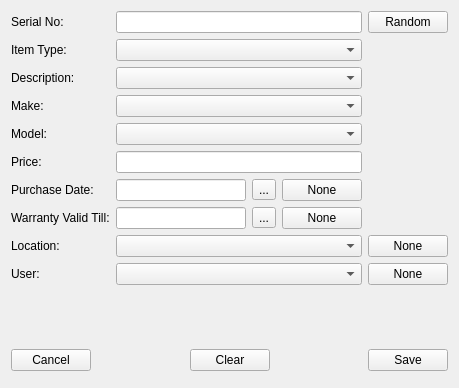
Above: GUI/uiFiles/Add.ui from aumanimationstudios/Grantha before the change. Below: the same form after it.
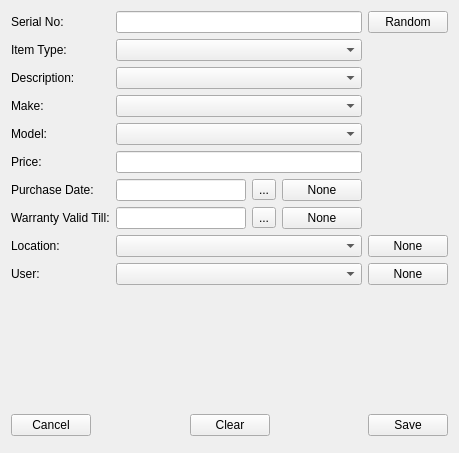
That is the form after the change. Icons and pictures are not drawn.

```diff
--- a/GUI/uiFiles/Add.ui
+++ b/GUI/uiFiles/Add.ui
@@ -7,12 +7,1220 @@
     <x>0</x>
     <y>0</y>
     <width>459</width>
-    <height>388</height>
+    <height>453</height>
    </rect>
   </property>
   <property name="windowTitle">
    <string>Form</string>
   </property>
+  <property name="styleSheet">
+   <string notr="true">QToolTip {
+    border: 1px solid #76797C;
+    background-color: #5A7566;
+    color: white;
+    padding: 0px;
+    opacity: 200;
+}
+
+QWidget {
+    color: #eff0f1;
+    background-color: #31363b;
+    selection-background-color: #3daee9;
+    selection-color: #eff0f1;
+    background-clip: border;
+    border-image: none;
+    border: 0px transparent black;
+    outline: 0;
+}
+
+QWidget:item:hover {
+    background-color: #18465d;
+    color: #eff0f1;
+}
+
+QWidget:item:selected {
+    background-color: #18465d;
+}
+
+QCheckBox {
+    spacing: 5px;
+    outline: none;
+    color: #eff0f1;
+    margin-bottom: 2px;
+}
+
+QCheckBox:disabled {
+    color: #76797C;
+}
+
+QCheckBox::indicator,
+QGroupBox::indicator {
+    width: 18px;
+    height: 18px;
+}
+
+QGroupBox::indicator {
+    margin-left: 2px;
+}
+
+QCheckBox::indicator:unchecked,
+QGroupBox::indicator:unchecked {
+    image: url(:/qss_icons/rc/checkbox_unchecked.png);
+}
+
+QCheckBox::indicator:unchecked:hover,
+QCheckBox::indicator:unchecked:focus,
+QCheckBox::indicator:unchecked:pressed,
+QGroupBox::indicator:unchecked:hover,
+QGroupBox::indicator:unchecked:focus,
+QGroupBox::indicator:unchecked:pressed {
+    border: none;
+    image: url(:/qss_icons/rc/checkbox_unchecked_focus.png);
+}
+
+QCheckBox::indicator:checked,
+QGroupBox::indicator:checked {
+    image: url(:/qss_icons/rc/checkbox_checked.png);
+}
+
+QCheckBox::indicator:checked:hover,
+QCheckBox::indicator:checked:focus,
+QCheckBox::indicator:checked:pressed,
+QGroupBox::indicator:checked:hover,
+QGroupBox::indicator:checked:focus,
+QGroupBox::indicator:checked:pressed {
+    border: none;
+    image: url(:/qss_icons/rc/checkbox_checked_focus.png);
+}
+
+QCheckBox::indicator:indeterminate {
+    image: url(:/qss_icons/rc/checkbox_indeterminate.png);
+}
+
+QCheckBox::indicator:indeterminate:focus,
+QCheckBox::indicator:indeterminate:hover,
+QCheckBox::indicator:indeterminate:pressed {
+    image: url(:/qss_icons/rc/checkbox_indeterminate_focus.png);
+}
+
+QCheckBox::indicator:checked:disabled,
+QGroupBox::indicator:checked:disabled {
+    image: url(:/qss_icons/rc/checkbox_checked_disabled.png);
+}
+
+QCheckBox::indicator:unchecked:disabled,
+QGroupBox::indicator:unchecked:disabled {
+    image: url(:/qss_icons/rc/checkbox_unchecked_disabled.png);
+}
+
+QRadioButton {
+    color:                  white;
+}
+
+QRadioButton::indicator {
+    width:                  10px;
+    height:                 10px;
+    border-radius:          7px;
+}
+
+QRadioButton::indicator:checked {
+    background-color:       red;
+    border:                 2px solid white;
+}
+
+QRadioButton::indicator:unchecked {
+    background-color:       black;
+    border:                 2px solid white;
+}
+
+QMenuBar {
+    background-color: #31363b;
+    color: #eff0f1;
+}
+
+QMenuBar::item {
+    background: transparent;
+}
+
+QMenuBar::item:selected {
+    background: transparent;
+    border: 1px solid #76797C;
+}
+
+QMenuBar::item:pressed {
+    border: 1px solid #76797C;
+    background-color: #3daee9;
+    color: #eff0f1;
+    margin-bottom: -1px;
+    padding-bottom: 1px;
+}
+
+QMenu {
+    border: 1px solid #76797C;
+    color: #eff0f1;
+    margin: 2px;
+}
+
+QMenu::icon {
+    margin: 5px;
+}
+
+QMenu::item {
+    padding: 5px 30px 5px 30px;
+    border: 1px solid transparent;
+    /* reserve space for selection border */
+}
+
+QMenu::item:selected {
+    color: #eff0f1;
+}
+
+QMenu::separator {
+    height: 2px;
+    background: lightblue;
+    margin-left: 10px;
+    margin-right: 5px;
+}
+
+QMenu::indicator {
+    width: 18px;
+    height: 18px;
+}
+
+
+/* non-exclusive indicator = check box style indicator
+   (see QActionGroup::setExclusive) */
+
+QMenu::indicator:non-exclusive:unchecked {
+    image: url(:/qss_icons/rc/checkbox_unchecked.png);
+}
+
+QMenu::indicator:non-exclusive:unchecked:selected {
+    image: url(:/qss_icons/rc/checkbox_unchecked_disabled.png);
+}
+
+QMenu::indicator:non-exclusive:checked {
+    image: url(:/qss_icons/rc/checkbox_checked.png);
+}
+
+QMenu::indicator:non-exclusive:checked:selected {
+    image: url(:/qss_icons/rc/checkbox_checked_disabled.png);
+}
+
+
+/* exclusive indicator = radio button style indicator (see QActionGroup::setExclusive) */
+
+QMenu::indicator:exclusive:unchecked {
+    image: url(:/qss_icons/rc/radio_unchecked.png);
+}
+
+QMenu::indicator:exclusive:unchecked:selected {
+    image: url(:/qss_icons/rc/radio_unchecked_disabled.png);
+}
+
+QMenu::indicator:exclusive:checked {
+    image: url(:/qss_icons/rc/radio_checked.png);
+}
+
+QMenu::indicator:exclusive:checked:selected {
+    image: url(:/qss_icons/rc/radio_checked_disabled.png);
+}
+
+QMenu::right-arrow {
+    margin: 5px;
+    image: url(:/qss_icons/rc/right_arrow.png)
+}
+
+QWidget:disabled {
+    color: #454545;
+    background-color: #31363b;
+}
+
+QAbstractItemView {
+    alternate-background-color: #31363b;
+    color: #eff0f1;
+    border: 1px solid #3A3939;
+    border-radius: 2px;
+}
+
+QWidget:focus,
+QMenuBar:focus {
+    border: 1px solid #3daee9;
+}
+
+QTabWidget:focus,
+QCheckBox:focus,
+QRadioButton:focus,
+QSlider:focus {
+    border: none;
+}
+
+QLineEdit {
+    background-color: #232629;
+    padding: 5px;
+    border-style: solid;
+    border: 1px solid #76797C;
+    border-radius: 2px;
+    color: #eff0f1;
+}
+
+QAbstractItemView QLineEdit {
+    padding: 0;
+}
+
+QGroupBox {
+    border: 1px solid #76797C;
+    border-radius: 2px;
+    margin-top: 20px;
+}
+
+QGroupBox::title {
+    subcontrol-origin: margin;
+    subcontrol-position: top center;
+    padding-left: 10px;
+    padding-right: 10px;
+    padding-top: 10px;
+}
+
+QAbstractScrollArea {
+    border-radius: 2px;
+    border: 1px solid #76797C;
+    background-color: transparent;
+}
+
+QScrollBar:horizontal {
+    height: 15px;
+    margin: 3px 15px 3px 15px;
+    border: 1px transparent #2A2929;
+    border-radius: 4px;
+    background-color: #2A2929;
+}
+
+QScrollBar::handle:horizontal {
+    background-color: #605F5F;
+    min-width: 5px;
+    border-radius: 4px;
+}
+
+QScrollBar::add-line:horizontal {
+    margin: 0px 3px 0px 3px;
+    border-image: url(:/qss_icons/rc/right_arrow_disabled.png);
+    width: 10px;
+    height: 10px;
+    subcontrol-position: right;
+    subcontrol-origin: margin;
+}
+
+QScrollBar::sub-line:horizontal {
+    margin: 0px 3px 0px 3px;
+    border-image: url(:/qss_icons/rc/left_arrow_disabled.png);
+    height: 10px;
+    width: 10px;
+    subcontrol-position: left;
+    subcontrol-origin: margin;
+}
+
+QScrollBar::add-line:horizontal:hover,
+QScrollBar::add-line:horizontal:on {
+    border-image: url(:/qss_icons/rc/right_arrow.png);
+    height: 10px;
+    width: 10px;
+    subcontrol-position: right;
+    subcontrol-origin: margin;
+}
+
+QScrollBar::sub-line:horizontal:hover,
+QScrollBar::sub-line:horizontal:on {
+    border-image: url(:/qss_icons/rc/left_arrow.png);
+    height: 10px;
+    width: 10px;
+    subcontrol-position: left;
+    subcontrol-origin: margin;
+}
+
+QScrollBar::up-arrow:horizontal,
+QScrollBar::down-arrow:horizontal {
+    background: none;
+}
+
+QScrollBar::add-page:horizontal,
+QScrollBar::sub-page:horizontal {
+    background: none;
+}
+
+QScrollBar:vertical {
+    background-color: #2A2929;
+    width: 15px;
+    margin: 15px 3px 15px 3px;
+    border: 1px transparent #2A2929;
+    border-radius: 4px;
+}
+
+QScrollBar::handle:vertical {
+    background-color: #605F5F;
+    min-height: 5px;
+    border-radius: 4px;
+}
+
+QScrollBar::sub-line:vertical {
+    margin: 3px 0px 3px 0px;
+    border-image: url(:/qss_icons/rc/up_arrow_disabled.png);
+    height: 10px;
+    width: 10px;
+    subcontrol-position: top;
+    subcontrol-origin: margin;
+}
+
+QScrollBar::add-line:vertical {
+    margin: 3px 0px 3px 0px;
+    border-image: url(:/qss_icons/rc/down_arrow_disabled.png);
+    height: 10px;
+    width: 10px;
+    subcontrol-position: bottom;
+    subcontrol-origin: margin;
+}
+
+QScrollBar::sub-line:vertical:hover,
+QScrollBar::sub-line:vertical:on {
+    border-image: url(:/qss_icons/rc/up_arrow.png);
+    height: 10px;
+    width: 10px;
+    subcontrol-position: top;
+    subcontrol-origin: margin;
+}
+
+QScrollBar::add-line:vertical:hover,
+QScrollBar::add-line:vertical:on {
+    border-image: url(:/qss_icons/rc/down_arrow.png);
+    height: 10px;
+    width: 10px;
+    subcontrol-position: bottom;
+    subcontrol-origin: margin;
+}
+
+QScrollBar::up-arrow:vertical,
+QScrollBar::down-arrow:vertical {
+    background: none;
+}
+
+QScrollBar::add-page:vertical,
+QScrollBar::sub-page:vertical {
+    background: none;
+}
+
+QTextEdit {
+    background-color: #232629;
+    color: #eff0f1;
+    border: 1px solid #76797C;
+}
+
+QPlainTextEdit {
+    background-color: #232629;
+    ;
+    color: #eff0f1;
+    border-radius: 2px;
+    border: 1px solid #76797C;
+}
+
+QHeaderView::section {
+    background-color: #76797C;
+    color: #eff0f1;
+    padding: 5px;
+    border: 1px solid #76797C;
+}
+
+QSizeGrip {
+    image: url(:/qss_icons/rc/sizegrip.png);
+    width: 12px;
+    height: 12px;
+}
+
+QMainWindow::separator {
+    background-color: #31363b;
+    color: white;
+    padding-left: 4px;
+    spacing: 2px;
+    border: 1px dashed #76797C;
+}
+
+QMainWindow::separator:hover {
+    background-color: #787876;
+    color: white;
+    padding-left: 4px;
+    border: 1px solid #76797C;
+    spacing: 2px;
+}
+
+QMenu::separator {
+    height: 1px;
+    background-color: #76797C;
+    color: white;
+    padding-left: 4px;
+    margin-left: 10px;
+    margin-right: 5px;
+}
+
+QFrame {
+    border-radius: 2px;
+    border: 1px solid #76797C;
+}
+
+QFrame[frameShape=&quot;0&quot;] {
+    border-radius: 2px;
+    border: 1px transparent #76797C;
+}
+
+QStackedWidget {
+    border: 1px transparent black;
+}
+
+QToolBar {
+    border: 1px transparent #393838;
+    background: 1px solid #31363b;
+    font-weight: bold;
+}
+
+QToolBar::handle:horizontal {
+    image: url(:/qss_icons/rc/Hmovetoolbar.png);
+}
+
+QToolBar::handle:vertical {
+    image: url(:/qss_icons/rc/Vmovetoolbar.png);
+}
+
+QToolBar::separator:horizontal {
+    image: url(:/qss_icons/rc/Hsepartoolbar.png);
+}
+
+QToolBar::separator:vertical {
+    image: url(:/qss_icons/rc/Vsepartoolbar.png);
+}
+
+QToolButton#qt_toolbar_ext_button {
+    background: #58595a
+}
+
+QPushButton {
+    color: #eff0f1;
+    background-color: #31363b;
+    border-width: 1px;
+    border-color: #76797C;
+    border-style: solid;
+    padding: 5px;
+    border-radius: 2px;
+    outline: none;
+}
+
+QPushButton:disabled {
+    background-color: #31363b;
+    border-width: 1px;
+    border-color: #454545;
+    border-style: solid;
+    padding-top: 5px;
+    padding-bottom: 5px;
+    padding-left: 10px;
+    padding-right: 10px;
+    border-radius: 2px;
+    color: #454545;
+}
+
+QPushButton:focus {
+    background-color: #3daee9;
+    color: white;
+}
+
+QPushButton:pressed {
+    background-color: #3daee9;
+    padding-top: -15px;
+    padding-bottom: -17px;
+}
+
+QComboBox {
+    selection-background-color: #3daee9;
+    border-style: solid;
+    border: 1px solid #76797C;
+    border-radius: 2px;
+    padding: 5px;
+    min-width: 75px;
+}
+
+QPushButton:checked {
+    background-color: #76797C;
+    border-color: #6A6969;
+}
+
+QComboBox:hover,
+QPushButton:hover,
+QAbstractSpinBox:hover,
+QLineEdit:hover,
+QTextEdit:hover,
+QPlainTextEdit:hover,
+QAbstractView:hover,
+QTreeView:hover {
+    border: 1px solid #3daee9;
+    color: #eff0f1;
+}
+
+QComboBox:on {
+    padding-top: 3px;
+    padding-left: 4px;
+    selection-background-color: #4a4a4a;
+}
+
+QComboBox QAbstractItemView {
+    background-color: #232629;
+    border-radius: 2px;
+    border: 1px solid #76797C;
+    selection-background-color: #18465d;
+}
+
+QComboBox::drop-down {
+    subcontrol-origin: padding;
+    subcontrol-position: top right;
+    width: 15px;
+    border-left-width: 0px;
+    border-left-color: darkgray;
+    border-left-style: solid;
+    border-top-right-radius: 3px;
+    border-bottom-right-radius: 3px;
+}
+
+QComboBox::down-arrow {
+    image: url(/usr/share/icons/Adwaita/16x16/actions/go-down-symbolic.symbolic.png);
+}
+
+QComboBox::down-arrow:on {
+	top: 1px;
+    left: 1px;
+}
+
+QAbstractSpinBox {
+    padding: 5px;
+    border: 1px solid #76797C;
+    color: #eff0f1;
+    border-radius: 2px;
+    min-width: 75px;
+}
+
+QAbstractSpinBox::up-arrow,
+QAbstractSpinBox::up-arrow:disabled,
+QAbstractSpinBox::up-arrow:off {
+    image: url(/usr/share/icons/Adwaita/16x16/actions/go-up-symbolic.symbolic.png);
+    width: 10px;
+    height: 10px;
+}
+
+QAbstractSpinBox::up-arrow:hover {
+    image: url(:/qss_icons/rc/up_arrow.png);
+}
+
+QAbstractSpinBox::down-arrow,
+QAbstractSpinBox::down-arrow:disabled,
+QAbstractSpinBox::down-arrow:off {
+    image: url(/usr/share/icons/Adwaita/16x16/actions/go-down-symbolic.symbolic.png);
+    width: 10px;
+    height: 10px;
+}
+
+QAbstractSpinBox::down-arrow:hover {
+    image: url(:/qss_icons/rc/down_arrow.png);
+}
+
+QLabel {
+    border: 0px solid black;
+}
+
+QTabWidget {
+    border: 0px transparent black;
+}
+
+QTabWidget::pane {
+    border: 1px solid #76797C;
+    padding: 5px;
+    margin: 0px;
+}
+
+QTabWidget::tab-bar {
+    /* left: 5px; move to the right by 5px */
+}
+
+QTabBar {
+    qproperty-drawBase: 0;
+    border-radius: 3px;
+}
+
+QTabBar:focus {
+    border: 0px transparent black;
+}
+
+QTabBar::close-button {
+    image: url(:/qss_icons/rc/close.png);
+    background: transparent;
+}
+
+QTabBar::close-button:hover {
+    image: url(:/qss_icons/rc/close-hover.png);
+    background: transparent;
+}
+
+QTabBar::close-button:pressed {
+    image: url(:/qss_icons/rc/close-pressed.png);
+    background: transparent;
+}
+
+
+/* TOP TABS */
+
+QTabBar::tab:top {
+    color: #eff0f1;
+    border: 1px solid #76797C;
+    border-bottom: 1px transparent black;
+    background-color: #31363b;
+    padding: 5px;
+    min-width: 50px;
+    border-top-left-radius: 2px;
+    border-top-right-radius: 2px;
+}
+
+QTabBar::tab:top:selected {
+    color: #eff0f1;
+    background-color: #54575B;
+    border: 1px solid #76797C;
+    border-bottom: 2px solid #3daee9;
+    border-top-left-radius: 2px;
+    border-top-right-radius: 2px;
+}
+
+QTabBar::tab:top:!selected:hover {
+    background-color: #3daee9;
+}
+
+
+/* BOTTOM TABS */
+
+QTabBar::tab:bottom {
+    color: #eff0f1;
+    border: 1px solid #76797C;
+    border-top: 1px transparent black;
+    background-color: #31363b;
+    padding: 5px;
+    border-bottom-left-radius: 2px;
+    border-bottom-right-radius: 2px;
+    min-width: 50px;
+}
+
+QTabBar::tab:bottom:selected {
+    color: #eff0f1;
+    background-color: #54575B;
+    border: 1px solid #76797C;
+    border-top: 2px solid #3daee9;
+    border-bottom-left-radius: 2px;
+    border-bottom-right-radius: 2px;
+}
+
+QTabBar::tab:bottom:!selected:hover {
+    background-color: #3daee9;
+}
+
+
+/* LEFT TABS */
+
+QTabBar::tab:left {
+    color: #eff0f1;
+    border: 1px solid #76797C;
+    border-left: 1px transparent black;
+    background-color: #31363b;
+    padding: 5px;
+    border-top-right-radius: 2px;
+    border-bottom-right-radius: 2px;
+    min-height: 50px;
+}
+
+QTabBar::tab:left:selected {
+    color: #eff0f1;
+    background-color: #54575B;
+    border: 1px solid #76797C;
+    border-left: 2px solid #3daee9;
+    border-top-right-radius: 2px;
+    border-bottom-right-radius: 2px;
+}
+
+QTabBar::tab:left:!selected:hover {
+    background-color: #3daee9;
+}
+
+
+/* RIGHT TABS */
+
+QTabBar::tab:right {
+    color: #eff0f1;
+    border: 1px solid #76797C;
+    border-right: 1px transparent black;
+    background-color: #31363b;
+    padding: 5px;
+    border-top-left-radius: 2px;
+    border-bottom-left-radius: 2px;
+    min-height: 50px;
+}
+
+QTabBar::tab:right:selected {
+    color: #eff0f1;
+    background-color: #54575B;
+    border: 1px solid #76797C;
+    border-right: 2px solid #3daee9;
+    border-top-left-radius: 2px;
+    border-bottom-left-radius: 2px;
+}
+
+QTabBar::tab:right:!selected:hover {
+    background-color: #3daee9;
+}
+
+QTabBar QToolButton::right-arrow:enabled {
+    image: url(:/qss_icons/rc/right_arrow.png);
+}
+
+QTabBar QToolButton::left-arrow:enabled {
+    image: url(:/qss_icons/rc/left_arrow.png);
+}
+
+QTabBar QToolButton::right-arrow:disabled {
+    image: url(:/qss_icons/rc/right_arrow_disabled.png);
+}
+
+QTabBar QToolButton::left-arrow:disabled {
+    image: url(:/qss_icons/rc/left_arrow_disabled.png);
+}
+
+QDockWidget {
+    background: #31363b;
+    border: 1px solid #403F3F;
+    titlebar-close-icon: url(:/qss_icons/rc/close.png);
+    titlebar-normal-icon: url(:/qss_icons/rc/undock.png);
+}
+
+QDockWidget::close-button,
+QDockWidget::float-button {
+    border: 1px solid transparent;
+    border-radius: 2px;
+    background: transparent;
+}
+
+QDockWidget::close-button:hover,
+QDockWidget::float-button:hover {
+    background: rgba(255, 255, 255, 10);
+}
+
+QDockWidget::close-button:pressed,
+QDockWidget::float-button:pressed {
+    padding: 1px -1px -1px 1px;
+    background: rgba(255, 255, 255, 10);
+}
+
+QTreeView,
+QListView {
+    border: 1px solid #76797C;
+    background-color: #232629;
+}
+
+QTreeView:branch:selected,
+QTreeView:branch:hover {
+    background: url(:/qss_icons/rc/transparent.png);
+}
+
+QTreeView::branch:has-siblings:!adjoins-item {
+    border-image: url(:/qss_icons/rc/transparent.png);
+}
+
+QTreeView::branch:has-siblings:adjoins-item {
+    border-image: url(:/qss_icons/rc/transparent.png);
+}
+
+QTreeView::branch:!has-children:!has-siblings:adjoins-item {
+    border-image: url(:/qss_icons/rc/transparent.png);
+}
+
+QTreeView::branch:has-children:!has-siblings:closed,
+QTreeView::branch:closed:has-children:has-siblings {
+    image: url(:/qss_icons/rc/branch_closed.png);
+}
+
+QTreeView::branch:open:has-children:!has-siblings,
+QTreeView::branch:open:has-children:has-siblings {
+    image: url(:/qss_icons/rc/branch_open.png);
+}
+
+QTreeView::branch:has-children:!has-siblings:closed:hover,
+QTreeView::branch:closed:has-children:has-siblings:hover {
+    image: url(:/qss_icons/rc/branch_closed-on.png);
+}
+
+QTreeView::branch:open:has-children:!has-siblings:hover,
+QTreeView::branch:open:has-children:has-siblings:hover {
+    image: url(:/qss_icons/rc/branch_open-on.png);
+}
+
+QListView::item:!selected:hover,
+QTreeView::item:!selected:hover {
+    background: #18465d;
+    outline: 0;
+    color: #eff0f1
+}
+
+QListView::item:selected:hover,
+QTreeView::item:selected:hover {
+    background: #287399;
+    color: #eff0f1;
+}
+
+QTreeView::indicator:checked,
+QListView::indicator:checked {
+    image: url(:/qss_icons/rc/checkbox_checked.png);
+}
+
+QTreeView::indicator:unchecked,
+QListView::indicator:unchecked {
+    image: url(:/qss_icons/rc/checkbox_unchecked.png);
+}
+
+QTreeView::indicator:indeterminate,
+QListView::indicator:indeterminate {
+    image: url(:/qss_icons/rc/checkbox_indeterminate.png);
+}
+
+QTreeView::indicator:checked:hover,
+QTreeView::indicator:checked:focus,
+QTreeView::indicator:checked:pressed,
+QListView::indicator:checked:hover,
+QListView::indicator:checked:focus,
+QListView::indicator:checked:pressed {
+    image: url(:/qss_icons/rc/checkbox_checked_focus.png);
+}
+
+QTreeView::indicator:unchecked:hover,
+QTreeView::indicator:unchecked:focus,
+QTreeView::indicator:unchecked:pressed,
+QListView::indicator:unchecked:hover,
+QListView::indicator:unchecked:focus,
+QListView::indicator:unchecked:pressed {
+    image: url(:/qss_icons/rc/checkbox_unchecked_focus.png);
+}
+
+QTreeView::indicator:indeterminate:hover,
+QTreeView::indicator:indeterminate:focus,
+QTreeView::indicator:indeterminate:pressed,
+QListView::indicator:indeterminate:hover,
+QListView::indicator:indeterminate:focus,
+QListView::indicator:indeterminate:pressed {
+    image: url(:/qss_icons/rc/checkbox_indeterminate_focus.png);
+}
+
+QSlider::groove:horizontal {
+    border: 1px solid #565a5e;
+    height: 4px;
+    background: #565a5e;
+    margin: 0px;
+    border-radius: 2px;
+}
+
+QSlider::handle:horizontal {
+    background: #232629;
+    border: 1px solid #565a5e;
+    width: 16px;
+    height: 16px;
+    margin: -8px 0;
+    border-radius: 9px;
+}
+
+QSlider::sub-page:horizontal {
+    border: 1px solid #565a5e;
+    height: 4px;
+    background: #3daee9;
+    margin: 0px;
+    border-radius: 2px;
+}
+
+QSlider::groove:vertical {
+    border: 1px solid #565a5e;
+    width: 4px;
+    background: #565a5e;
+    margin: 0px;
+    border-radius: 3px;
+}
+
+QSlider::handle:vertical {
+    background: #232629;
+    border: 1px solid #565a5e;
+    width: 16px;
+    height: 16px;
+    margin: 0 -8px;
+    border-radius: 9px;
+}
+
+QSlider::sub-page:vertical {
+    border: 1px solid #565a5e;
+    width: 4px;
+    background: #3daee9;
+    margin: 0px;
+    border-radius: 3px;
+}
+
+QToolButton {
+    background-color: transparent;
+    border: 1px transparent #76797C;
+    border-radius: 2px;
+    margin: 3px;
+    padding: 5px;
+}
+
+QToolButton[popupMode=&quot;1&quot;] {
+    /* only for MenuButtonPopup */
+    padding-right: 20px;
+    /* make way for the popup button */
+    border: 1px #76797C;
+    border-radius: 5px;
+}
+
+QToolButton[popupMode=&quot;2&quot;] {
+    /* only for InstantPopup */
+    padding-right: 10px;
+    /* make way for the popup button */
+    border: 1px #76797C;
+}
+
+QToolButton:hover,
+QToolButton::menu-button:hover {
+    background-color: transparent;
+    border: 1px solid #3daee9;
+    padding: 5px;
+}
+
+QToolButton:checked,
+QToolButton:pressed,
+QToolButton::menu-button:pressed {
+    background-color: #3daee9;
+    border: 1px solid #3daee9;
+    padding: 5px;
+}
+
+
+/* the subcontrol below is used only in the InstantPopup or DelayedPopup mode */
+
+QToolButton::menu-indicator {
+    image: url(:/qss_icons/rc/down_arrow.png);
+    top: -7px;
+    left: -2px;
+    /* shift it a bit */
+}
+
+
+/* the subcontrols below are used only in the MenuButtonPopup mode */
+
+QToolButton::menu-button {
+    border: 1px transparent #76797C;
+    border-top-right-radius: 6px;
+    border-bottom-right-radius: 6px;
+    /* 16px width + 4px for border = 20px allocated above */
+    width: 16px;
+    outline: none;
+}
+
+QToolButton::menu-arrow {
+    image: url(:/qss_icons/rc/down_arrow.png);
+}
+
+QToolButton::menu-arrow:open {
+    border: 1px solid #76797C;
+}
+
+QPushButton::menu-indicator {
+    subcontrol-origin: padding;
+    subcontrol-position: bottom right;
+    left: 8px;
+}
+
+QTableView {
+    border: 1px solid #76797C;
+    gridline-color: #31363b;
+    background-color: #232629;
+}
+
+QTableView,
+QHeaderView {
+    border-radius: 0px;
+}
+
+QTableView::item:pressed,
+QListView::item:pressed,
+QTreeView::item:pressed {
+    background: #18465d;
+    color: #eff0f1;
+}
+
+QTableView::item:selected:active,
+QTreeView::item:selected:active,
+QListView::item:selected:active {
+    background: #287399;
+    color: #eff0f1;
+}
+
+QHeaderView {
+    background-color: #31363b;
+    border: 1px transparent;
+    border-radius: 0px;
+    margin: 0px;
+    padding: 0px;
+}
+
+QHeaderView::section {
+    background-color: #31363b;
+    color: #eff0f1;
+    padding: 5px;
+    border: 1px solid #76797C;
+    border-radius: 0px;
+    text-align: center;
+}
+
+QHeaderView::section::vertical::first,
+QHeaderView::section::vertical::only-one {
+    border-top: 1px solid #76797C;
+}
+
+QHeaderView::section::vertical {
+    border-top: transparent;
+}
+
+QHeaderView::section::horizontal::first,
+QHeaderView::section::horizontal::only-one {
+    border-left: 1px solid #76797C;
+}
+
+QHeaderView::section::horizontal {
+    border-left: transparent;
+}
+
+QHeaderView::section:checked {
+    color: white;
+    background-color: #334e5e;
+}
+
+
+/* style the sort indicator */
+
+QHeaderView::down-arrow {
+    image: url(:/qss_icons/rc/down_arrow.png);
+}
+
+QHeaderView::up-arrow {
+    image: url(:/qss_icons/rc/up_arrow.png);
+}
+
+QTableCornerButton::section {
+    background-color: #31363b;
+    border: 1px transparent #76797C;
+    border-radius: 0px;
+}
+
+QToolBox {
+    padding: 5px;
+    border: 1px transparent black;
+}
+
+QToolBox::tab {
+    color: #eff0f1;
+    background-color: #31363b;
+    border: 1px solid #76797C;
+    border-bottom: 1px transparent #31363b;
+    border-top-left-radius: 5px;
+    border-top-right-radius: 5px;
+}
+
+QToolBox::tab:selected {
+    /* italicize selected tabs */
+    font: italic;
+    background-color: #31363b;
+    border-color: #3daee9;
+}
+
+QStatusBar::item {
+    border: 0px transparent dark;
+}
+
+QFrame[height=&quot;3&quot;],
+QFrame[width=&quot;3&quot;] {
+    background-color: #76797C;
+}
+
+QSplitter::handle {
+    border: 1px dashed #76797C;
+}
+
+QSplitter::handle:hover {
+    background-color: #787876;
+    border: 1px solid #76797C;
+}
+
+QSplitter::handle:horizontal {
+    width: 1px;
+}
+
+QSplitter::handle:vertical {
+    height: 1px;
+}
+
+QProgressBar {
+    border: 1px solid #76797C;
+    border-radius: 5px;
+    text-align: center;
+}
+
+QProgressBar::chunk {
+    background-color: #05B8CC;
+}
+
+QDateEdit {
+    selection-background-color: #3daee9;
+    border-style: solid;
+    border: 1px solid #3375A3;
+    border-radius: 2px;
+    padding: 1px;
+    min-width: 75px;
+}
+
+QDateEdit:on {
+    padding-top: 3px;
+    padding-left: 4px;
+    selection-background-color: #4a4a4a;
+}
+
+QDateEdit QAbstractItemView {
+    background-color: #232629;
+    border-radius: 2px;
+    border: 1px solid #3375A3;
+    selection-background-color: #3daee9;
+}
+
+QDateEdit::drop-down {
+    subcontrol-origin: padding;
+    subcontrol-position: top right;
+    width: 15px;
+    border-left-width: 0px;
+    border-left-color: darkgray;
+    border-left-style: solid;
+    border-top-right-radius: 3px;
+    border-bottom-right-radius: 3px;
+}
+
+QDateEdit::down-arrow {
+    image: url(:/qss_icons/rc/down_arrow_disabled.png);
+}
+
+QDateEdit::down-arrow:on,
+QDateEdit::down-arrow:hover,
+QDateEdit::down-arrow:focus {
+    image: url(:/qss_icons/rc/down_arrow.png);
+}</string>
+  </property>
   <layout class="QGridLayout" name="gridLayout">
    <item row="0" column="0">
     <widget class="QLabel" name="label01">
```
